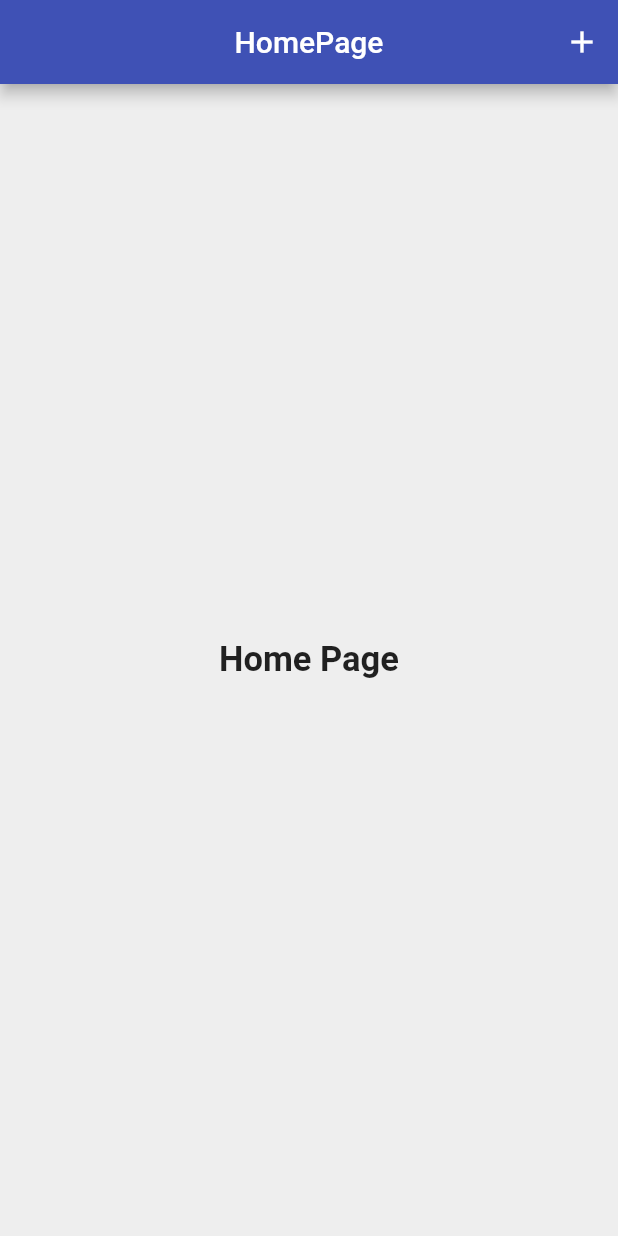
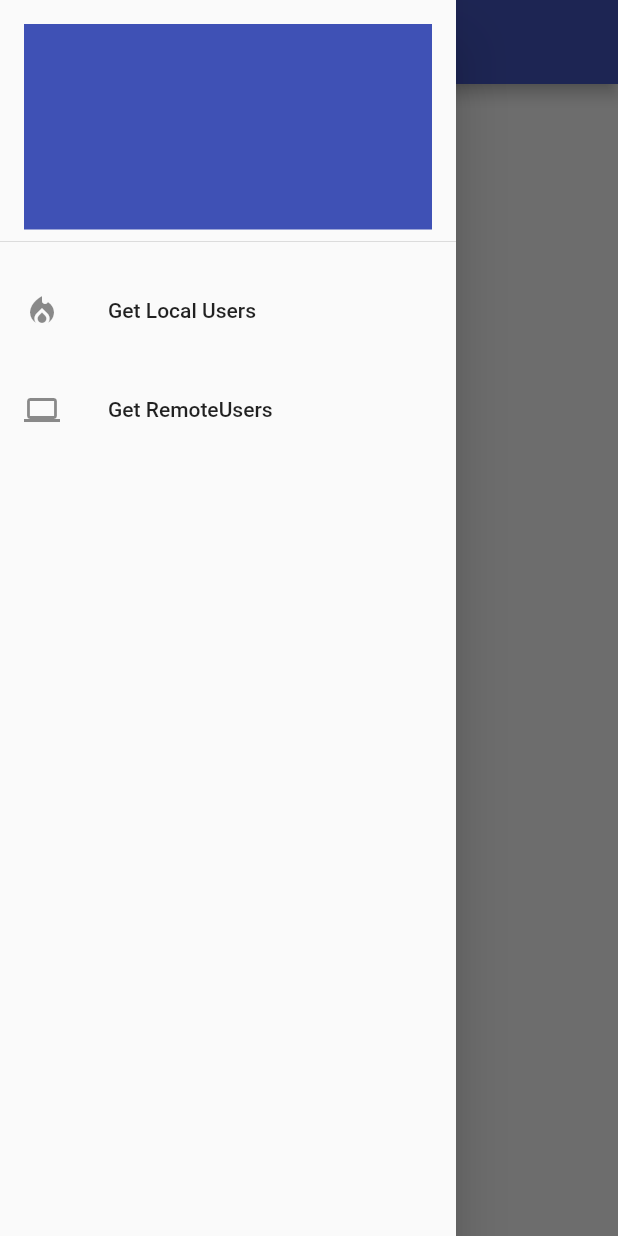
Before and after one commit to JordyHers/flutter_boiler_plate, a Flutter app: the screen it shows after launch, with the side drawer open (before the commit the screen has no drawer), on a phone screen of 412 x 824 dp. Run offline on Flutter 3.47's test engine with Material 2 defaults, Android fonts, the phone set to English and light mode, and no system bars; our stand-ins replace bloc, flutter_bloc.

Commit message:
BloC added

```diff
--- a/lib/features/boilerplate_app/domain/repositories/boiler_plate_repository.dart
+++ b/lib/features/boilerplate_app/domain/repositories/boiler_plate_repository.dart
@@ -1,6 +1,5 @@
 import 'package:boilerplate/features/boilerplate_app/data/datasource/boilerplate_local_json.dart';
 import 'package:boilerplate/features/boilerplate_app/data/models/user_model.dart';
-import 'package:flutter/foundation.dart';
 import  'dart:async';
 
 abstract class  BoilerPlateRepository {
--- a/lib/features/boilerplate_app/presentation/bloc/boiler_plate_bloc.dart
+++ b/lib/features/boilerplate_app/presentation/bloc/boiler_plate_bloc.dart
@@ -18,11 +18,21 @@ class BoilerPlateBloc extends Bloc<BoilerPlateEvent, BoilerPlateState> {
     if (event is GetLocalUsers) {
       try {
         yield BoilerPlateFetching();
+        final users = await boilerPlateRepository.getLocalList('1234');
+        yield BoilerPlateCompleted(users);
+      } on Exception {
+        yield BoilerPlateError("Couldn't fetch weather. Is the device online?");
+      }
+    }
+    else{
+      try {
+        yield BoilerPlateFetching();
         final users = await boilerPlateRepository.getRemoteList('1234');
         yield BoilerPlateCompleted(users);
       } on Exception {
         yield BoilerPlateError("Couldn't fetch weather. Is the device online?");
       }
+
     }
   }
 }
--- a/lib/features/boilerplate_app/presentation/bloc/boiler_plate_event.dart
+++ b/lib/features/boilerplate_app/presentation/bloc/boiler_plate_event.dart
@@ -6,3 +6,5 @@ abstract class BoilerPlateEvent {
 }
 
 class GetLocalUsers extends BoilerPlateEvent{}
+
+class GetRemoteUsers extends BoilerPlateEvent{}
--- a/lib/features/boilerplate_app/presentation/bloc/boiler_plate_state.dart
+++ b/lib/features/boilerplate_app/presentation/bloc/boiler_plate_state.dart
@@ -4,6 +4,7 @@ part of 'boiler_plate_bloc.dart';
 abstract class BoilerPlateState {}
 
 class BoilerPlateInitial extends BoilerPlateState {}
+
 class BoilerPlateFetching extends BoilerPlateState{}
 
 class BoilerPlateCompleted extends BoilerPlateState{
--- a/lib/features/boilerplate_app/presentation/pages/home_page.dart
+++ b/lib/features/boilerplate_app/presentation/pages/home_page.dart
@@ -1,6 +1,4 @@
-import 'package:boilerplate/features/boilerplate_app/data/datasource/boilerplate_local_json.dart';
 import 'package:boilerplate/features/boilerplate_app/data/models/user_model.dart';
-import 'package:boilerplate/features/boilerplate_app/domain/repositories/boiler_plate_repository.dart' ;
 import 'package:boilerplate/features/boilerplate_app/presentation/bloc/boiler_plate_bloc.dart';
 import 'package:flutter/material.dart';
 import 'package:flutter_bloc/flutter_bloc.dart';
@@ -8,23 +6,31 @@ import 'package:flutter_bloc/flutter_bloc.dart';
 class HomePage extends StatelessWidget {
   HomePage({Key key}) : super(key: key);
 
+
+
+  ///Methods To send to Bloc => Local User
+  void sendLocalToBloC(BuildContext context) {
+    var boilerPlateBloc = context.read<BoilerPlateBloc>();
+    boilerPlateBloc.add(GetLocalUsers());
+    Navigator.pop(context);
+  }
+
+
+  ///Methods To send to Bloc => Remote User
+  void sendRemoteToBloC(BuildContext context) {
+    var boilerPlateBloc = context.read<BoilerPlateBloc>();
+    boilerPlateBloc.add(GetRemoteUsers());
+    Navigator.pop(context);
+  }
+
   @override
   Widget build(BuildContext context) {
     return Scaffold(
+        drawer: buildDrawer(context),
         backgroundColor: Colors.grey.shade200,
         appBar: AppBar(
           title: Text('HomePage'),
           centerTitle: true,
-          actions: [
-            IconButton(
-                icon: Icon(
-                  Icons.add,
-                  color: Colors.white,
-                ),
-                onPressed: () async {
-               await sendValueToBloC(context);
-                }),
-          ],
         ),
         body: Container(
           child: Center(
@@ -46,17 +52,47 @@ class HomePage extends StatelessWidget {
                 } else if (state is BoilerPlateCompleted) {
                   return buildListViewData(state.users);
                 } else {
-                    // (state is WeatherError)
                   return buildInitialInput();
                 }
               },
-              ),),
+            ),
+          ),
+        ));
+  }
+
+  Drawer buildDrawer(BuildContext context) {
+    return Drawer(
+          child: ListView(
+        children: [
+          DrawerHeader(
+            child: Container(
+              color: Colors.indigo,
+              height: 130,
+              width: double.maxFinite,
+            ),
+          ),
+          SizedBox(height: 10,),
+          ListTile(
+            title: Text('Get Local Users'),
+            leading: Icon(Icons.local_fire_department_sharp),
+            onTap: () async => await sendLocalToBloC(context),
+          ),
+          SizedBox(height: 10,),
+          ListTile(
+            leading: Icon(Icons.computer),
+            title: Text('Get RemoteUsers'),
+            onTap: () async => await sendRemoteToBloC(context),
+          )
+        ],
       ));
   }
 
   Widget buildInitialInput() {
     return Center(
-       child: Text('Home Page',style: TextStyle(fontWeight: FontWeight.w600,fontSize: 23),),
+      child: Text(
+        'Home Page',
+        style: TextStyle(fontWeight: FontWeight.w600, fontSize: 23),
+      ),
     );
   }
 
@@ -69,17 +105,17 @@ class HomePage extends StatelessWidget {
   Widget buildListViewData(List<User> users) {
     return ListView.builder(
         itemCount: users.length,
-         itemBuilder: (context,index){
+        itemBuilder: (context, index) {
           return ListTile(
-           title: Text(users[index].name,style: TextStyle(fontWeight: FontWeight.w600,fontSize: 15),),
-           leading: Text(users[index].id.toString(),style: TextStyle(fontWeight: FontWeight.w600,fontSize: 23),),
+            title: Text(
+              users[index].name,
+              style: TextStyle(fontWeight: FontWeight.w600, fontSize: 15),
+            ),
+            leading: Text(
+              users[index].id.toString(),
+              style: TextStyle(fontWeight: FontWeight.w600, fontSize: 23),
+            ),
           );
         });
   }
 }
-
-
-  void sendValueToBloC(BuildContext context) {
-    var boilerPlateBloc = context.read<BoilerPlateBloc>();
-   boilerPlateBloc.add(GetLocalUsers());
-  }
```
Also changed, not shown: assets/data.json (+7 -7 lines). Lines whose indentation alone changed are shown as unchanged.
